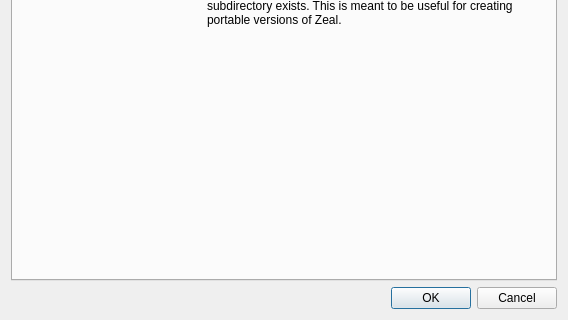
zealdocs/zeal, file zeal/zealsettingsdialog.ui: the form before one commit; both pictures show x 0 to 568 and y 185 to 505 of the 568 by 505 pixel window.
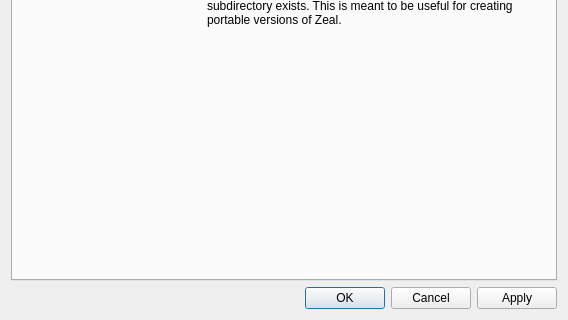
The form after the commit. Custom widgets are drawn as their Qt base class.

Commit message: Add apply button to settings dialog.

Diff of the .ui file:
```diff
--- a/zeal/zealsettingsdialog.ui
+++ b/zeal/zealsettingsdialog.ui
@@ -251,7 +251,7 @@
       <enum>Qt::Horizontal</enum>
      </property>
      <property name="standardButtons">
-      <set>QDialogButtonBox::Cancel|QDialogButtonBox::Ok</set>
+      <set>QDialogButtonBox::Apply|QDialogButtonBox::Cancel|QDialogButtonBox::Ok</set>
      </property>
     </widget>
    </item>
```
The commit also changes 2 other files.
